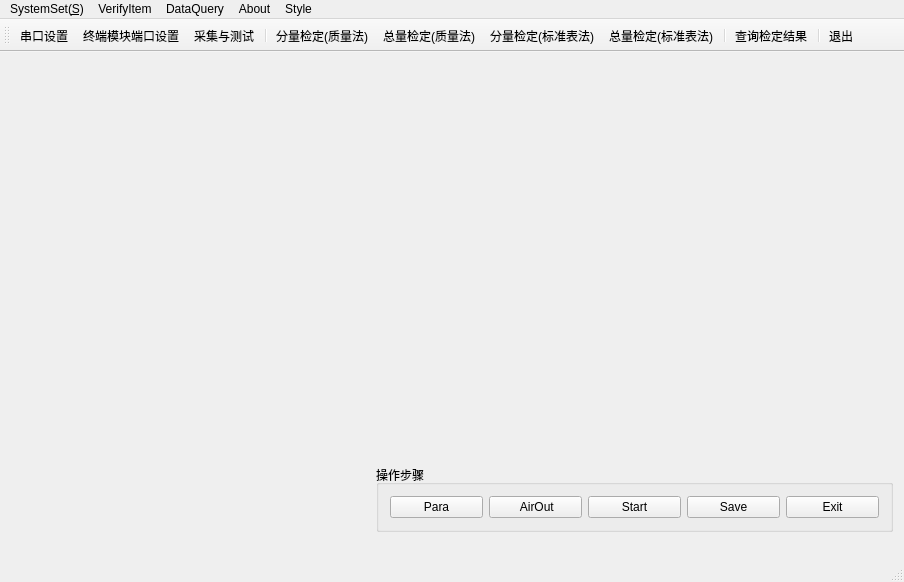
Above: source/gui/ui/mainform.ui from flimmy78/qtverify before the change. Below: the same form after it.
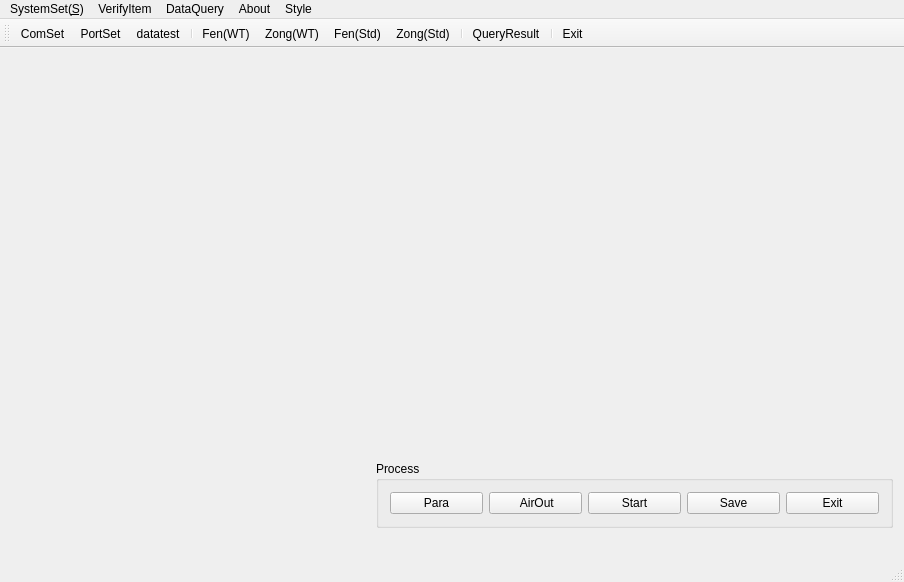
That is the form after the change. Icons and pictures are not drawn. Custom widgets are drawn as their Qt base class.

Patch:
```diff
--- a/source/gui/ui/mainform.ui
+++ b/source/gui/ui/mainform.ui
@@ -30,7 +30,7 @@
      </sizepolicy>
     </property>
     <property name="title">
-     <string>操作步骤</string>
+     <string>Process</string>
     </property>
     <layout class="QGridLayout" name="gridLayout">
      <item row="0" column="0">
@@ -264,7 +264,7 @@
      <normaloff>:/qtverify/images/queryresult.png</normaloff>:/qtverify/images/queryresult.png</iconset>
    </property>
    <property name="text">
-    <string>查询检定结果</string>
+    <string>QueryResult</string>
    </property>
    <property name="shortcut">
     <string>Ctrl+Q</string>
@@ -281,7 +281,7 @@
      <normaloff>:/qtverify/images/qualitycomp.png</normaloff>:/qtverify/images/qualitycomp.png</iconset>
    </property>
    <property name="text">
-    <string>分量检定(质量法)</string>
+    <string>Fen(WT)</string>
    </property>
   </action>
   <action name="actionQualityTotal">
@@ -290,7 +290,7 @@
      <normaloff>:/qtverify/images/qualitytotal.png</normaloff>:/qtverify/images/qualitytotal.png</iconset>
    </property>
    <property name="text">
-    <string>总量检定(质量法)</string>
+    <string>Zong(WT)</string>
    </property>
   </action>
   <action name="actionStandardComp">
@@ -299,7 +299,7 @@
      <normaloff>:/qtverify/images/stdcomp.png</normaloff>:/qtverify/images/stdcomp.png</iconset>
    </property>
    <property name="text">
-    <string>分量检定(标准表法)</string>
+    <string>Fen(Std)</string>
    </property>
   </action>
   <action name="actionStandardTotal">
@@ -308,7 +308,7 @@
      <normaloff>:/qtverify/images/stdtotal.png</normaloff>:/qtverify/images/stdtotal.png</iconset>
    </property>
    <property name="text">
-    <string>总量检定(标准表法)</string>
+    <string>Zong(Std)</string>
    </property>
   </action>
   <action name="actionComSet">
@@ -317,7 +317,7 @@
      <normaloff>:/qtverify/images/comset.png</normaloff>:/qtverify/images/comset.png</iconset>
    </property>
    <property name="text">
-    <string>串口设置</string>
+    <string>ComSet</string>
    </property>
   </action>
   <action name="actionPortSet">
@@ -326,7 +326,7 @@
      <normaloff>:/qtverify/images/portset.png</normaloff>:/qtverify/images/portset.png</iconset>
    </property>
    <property name="text">
-    <string>终端模块端口设置</string>
+    <string>PortSet</string>
    </property>
   </action>
   <action name="actionMasterSlaveSet">
@@ -344,7 +344,7 @@
      <normaloff>:/qtverify/images/exit.png</normaloff>:/qtverify/images/exit.png</iconset>
    </property>
    <property name="text">
-    <string>退出</string>
+    <string>Exit</string>
    </property>
   </action>
   <action name="actionTest">
@@ -353,7 +353,7 @@
      <normaloff>:/qtverify/images/collecttest.png</normaloff>:/qtverify/images/collecttest.png</iconset>
    </property>
    <property name="text">
-    <string>采集与测试</string>
+    <string>datatest</string>
    </property>
   </action>
   <action name="actionAbout">
```
Left out of the diff: 28 changed lines with no effect on the pictures.
